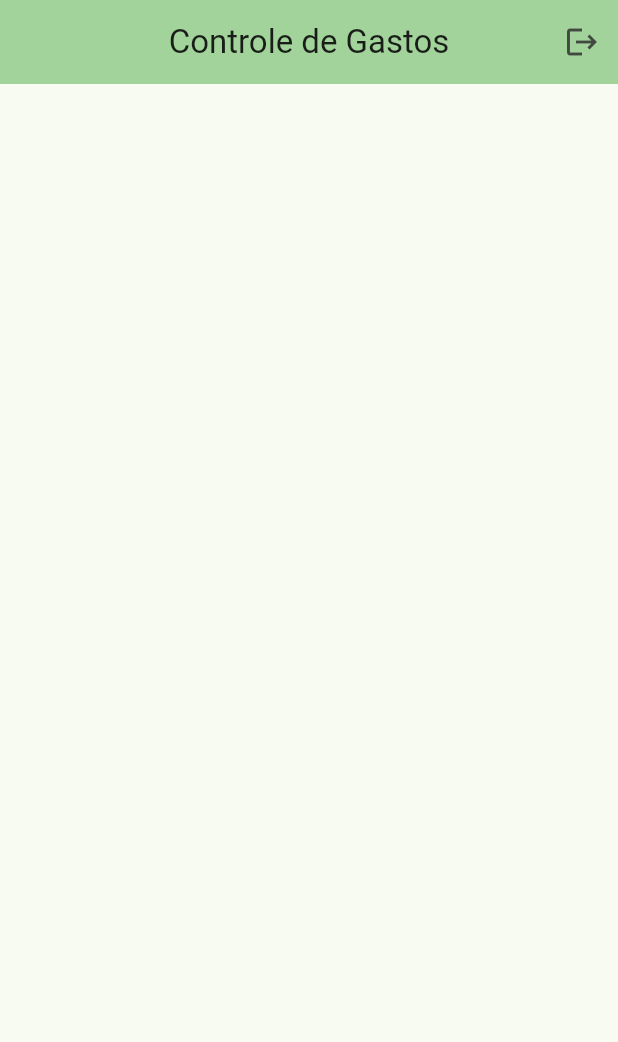
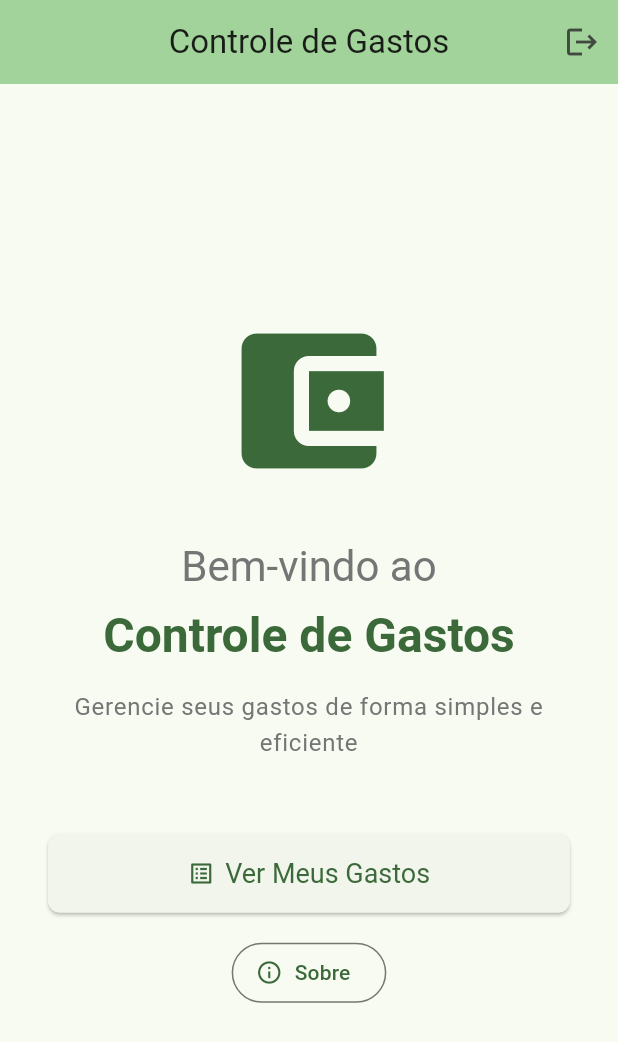
Before and after one commit to Leovpf/progamazao-dispositivos-moveis-II, a Flutter app: the TelaInicial screen opened directly, on a phone screen of 412 x 824 dp. Shown: the top 1042 px of the screen. Run offline on Flutter 3.47's test engine with Material 3 defaults, Android fonts, the phone set to English and light mode, and no system bars; our stand-ins replace shared_preferences; accounts and stored records are empty.

Commit message:
feat: Implementa o body da tela inicial e finaliza sua implementação

```diff
--- a/projeto_flutter/lib/screens/tela_inicial.dart
+++ b/projeto_flutter/lib/screens/tela_inicial.dart
@@ -49,6 +49,92 @@ class TelaInicial extends StatelessWidget {
           ),
         ],
       ),
+      body: Center(
+        child: Padding(
+          padding: const EdgeInsets.all(32.0),
+          child: Column(
+            mainAxisAlignment: MainAxisAlignment.center,
+            children: [
+              Icon(
+                Icons.account_balance_wallet,
+                size: 120,
+                color: Theme.of(context).colorScheme.primary,
+              ),
+              const SizedBox(height: 32),
+              Text(
+                'Bem-vindo ao',
+                style: Theme.of(context).textTheme.headlineMedium?.copyWith(
+                      color: Colors.grey[600],
+                    ),
+              ),
+              const SizedBox(height: 8),
+              Text(
+                'Controle de Gastos',
+                style: Theme.of(context).textTheme.headlineLarge?.copyWith(
+                      fontWeight: FontWeight.bold,
+                      color: Theme.of(context).colorScheme.primary,
+                    ),
+                textAlign: TextAlign.center,
+              ),
+              const SizedBox(height: 16),
+              Text(
+                'Gerencie seus gastos de forma simples e eficiente',
+                style: Theme.of(context).textTheme.bodyLarge?.copyWith(
+                      color: Colors.grey[600],
+                    ),
+                textAlign: TextAlign.center,
+              ),
+              const SizedBox(height: 48),
+              SizedBox(
+                width: double.infinity,
+                child: ElevatedButton.icon(
+                  onPressed: () {
+                    Navigator.push(
+                      context,
+                      MaterialPageRoute(
+                        builder: (context) => const ListaGastos(),
+                      ),
+                    );
+                  },
+                  icon: const Icon(Icons.list_alt),
+                  label: const Text('Ver Meus Gastos'),
+                  style: ElevatedButton.styleFrom(
+                    padding: const EdgeInsets.symmetric(vertical: 16),
+                    textStyle: const TextStyle(fontSize: 18),
+                  ),
+                ),
+              ),
+              const SizedBox(height: 16),
+              OutlinedButton.icon(
+                onPressed: () {
+                  showDialog(
+                    context: context,
+                    builder: (context) => AlertDialog(
+                      title: const Text('Sobre o App'),
+                      content: const Text(
+                        'Aplicativo desenvolvido para controle pessoal de gastos.\n\n'
+                        'Funcionalidades:\n'
+                        '• Cadastrar gastos\n'
+                        '• Categorizar por tipo\n'
+                        '• Visualizar total gasto\n'
+                        '• Histórico organizado',
+                      ),
+                      actions: [
+                        TextButton(
+                          onPressed: () => Navigator.pop(context),
+                          child: const Text('Fechar'),
+                        ),
+                      ],
+                    ),
+                  );
+                },
+                icon: const Icon(Icons.info_outline),
+                label: const Text('Sobre'),
+              ),
+            ],
+          ),
+        ),
+      )
     );
   }
 }
```
